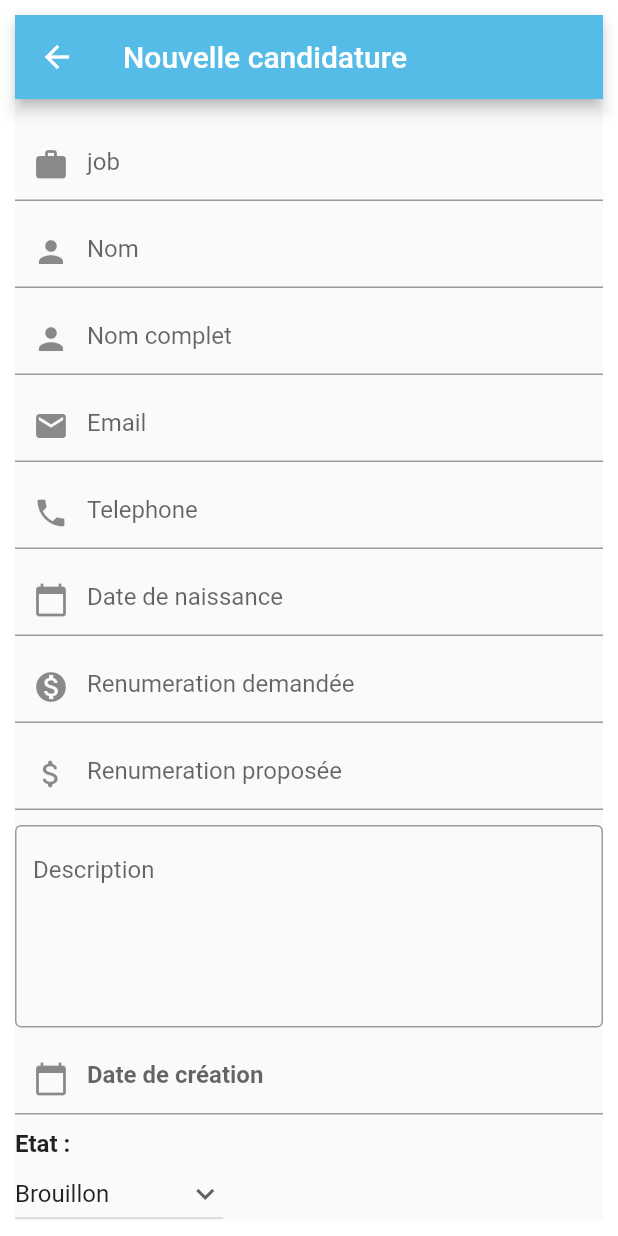
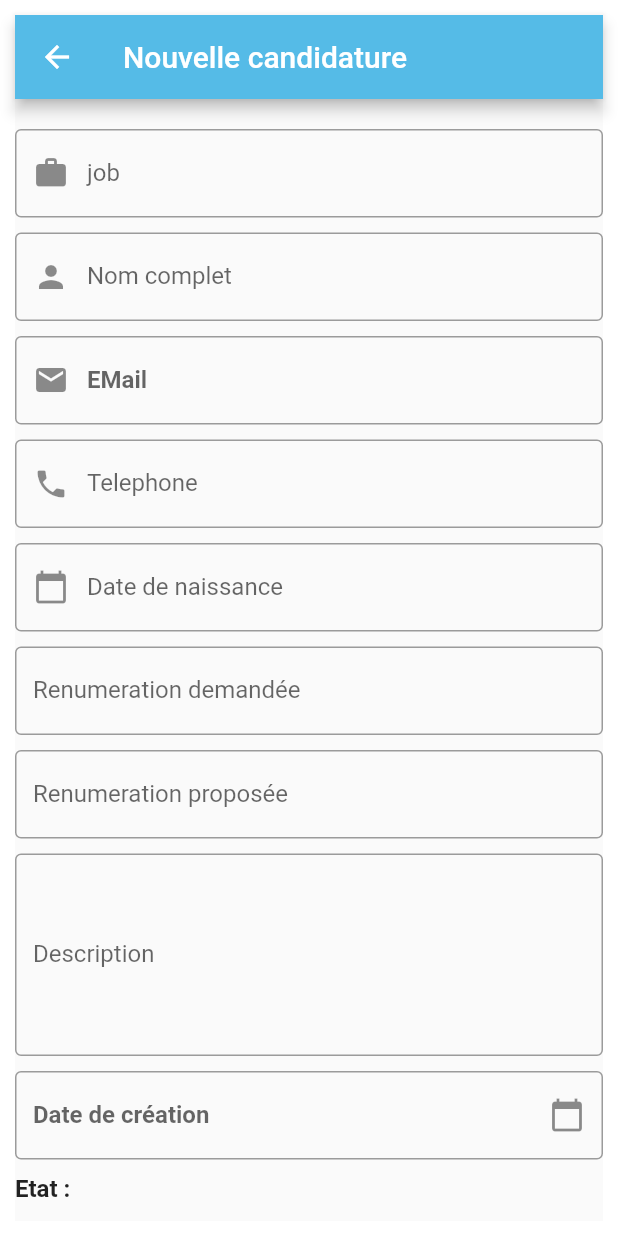
Before and after one commit to DabaSD/Projet_Flutter, a Flutter app: the MyCandidature screen opened directly, on a phone screen of 412 x 824 dp. Run offline on Flutter 3.47's test engine with Material 2 defaults, Android fonts, the light colour scheme and no system bars; our stand-ins replace flutter_slidable; missing offline and left inert: flutter_session_manager.

Commit message:
Add files via upload

```diff
--- a/lib/NouvelleCandidature.dart
+++ b/lib/NouvelleCandidature.dart
@@ -1,5 +1,5 @@
 import 'package:flutter/material.dart';
-import 'package:projet_flutter/liste.dart';
+import 'package:projet_flutter/Testfatima.dart';
 
 void main() {
   runApp(const MyCandidature(
@@ -26,7 +26,8 @@
     'Refusé',
     'Annulé'
   ];
-
+  final _formKey = GlobalKey<FormState>();
+  late String _email;
   @override
   Widget build(BuildContext context) {
     return Container(
@@ -40,76 +41,77 @@
           crossAxisAlignment: CrossAxisAlignment.start,
           children: [
             const SizedBox(height: 20),
-             const TextField(
+            const TextField(
               decoration: InputDecoration(
                   prefixIcon: Icon(Icons.work),
-                  hintText: 'job',
-                  border: UnderlineInputBorder()),
+                  labelText: 'job',
+                  hintText: 'indiquer votre job',
+                  border: OutlineInputBorder()),
             ),
             const SizedBox(height: 10),
-             const TextField(
+            const TextField(
               decoration: InputDecoration(
                   prefixIcon: Icon(Icons.person),
-                 hintText: 'Nom',
-                  border: UnderlineInputBorder()),
-            ),
-
-            const SizedBox(height: 10),
-              const TextField(
-              decoration: InputDecoration(
-                  prefixIcon: Icon(Icons.person),
-                  hintText: 'Nom complet',
-                  border: UnderlineInputBorder()),
+                  labelText: 'Nom complet',
+                  hintText: 'entrer votre nom ',
+                  border: OutlineInputBorder()),
             ),
             const SizedBox(height: 10),
-             const TextField(
+            const TextField(
               decoration: InputDecoration(
                   prefixIcon: Icon(Icons.email),
-                  hintText: 'Email',
-                  border: UnderlineInputBorder()),
+                  labelText: 'EMail',
+                  labelStyle: TextStyle(fontWeight: FontWeight.bold),
+                  hintText: 'indiquer votre Email',
+                  border: OutlineInputBorder()),
             ),
             const SizedBox(height: 10),
-             const TextField(
+            const TextField(
               decoration: InputDecoration(
                   prefixIcon: Icon(Icons.phone),
-                  hintText: 'Telephone',
-                  border: UnderlineInputBorder()),
+                  labelText: 'Telephone',
+                  hintText: 'indiquer votre numero Telephone',
+                  border: OutlineInputBorder()),
             ),
             const SizedBox(height: 10),
             const TextField(
               decoration: InputDecoration(
                   prefixIcon: Icon(Icons.calendar_today),
-                  hintText: 'Date de naissance',
-                  border: UnderlineInputBorder()),
+                  labelText: 'Date de naissance',
+                  hintText: 'indiquer votre date de naissance',
+                  border: OutlineInputBorder()),
             ),
             const SizedBox(height: 10),
             const TextField(
               decoration: InputDecoration(
-                  prefixIcon: Icon(Icons.monetization_on),
-                  hintText: 'Renumeration demandée',
-                  border: UnderlineInputBorder()),
+                  // prefixIcon: Icon(Icons.monetization_on),
+                  labelText: 'Renumeration demandée',
+                  // hintText: 'indiquer votre date de naissance',
+                  border: OutlineInputBorder()),
             ),
             const SizedBox(height: 10),
             const TextField(
               decoration: InputDecoration(
-                  prefixIcon: Icon(Icons.attach_money_rounded),
-                  hintText: 'Renumeration proposée',
-                  border: UnderlineInputBorder()),
+                  // prefixIcon: Icon(Icons.attach_money_rounded),
+                  labelText: 'Renumeration proposée',
+                  // hintText: 'indiquer votre date de naissance',
+                  border: OutlineInputBorder()),
             ),
-
             const SizedBox(height: 10),
             const TextField(
                 maxLines: 5,
                 decoration: InputDecoration(
-                    hintText: 'Description',
+                    labelText: 'Description',
+                    //hintText: 'ajouter une description',
                     border: OutlineInputBorder())),
             const SizedBox(height: 10),
             const TextField(
                 decoration: InputDecoration(
-                    prefixIcon: Icon(Icons.calendar_today),
-                    hintStyle: TextStyle(fontWeight: FontWeight.bold),
-                    hintText: 'Date de création',
-                    border: UnderlineInputBorder())),
+                    suffixIcon: Icon(Icons.calendar_today),
+                    labelStyle: TextStyle(fontWeight: FontWeight.bold),
+                    labelText: 'Date de création',
+                    hintText: 'indiquer la date de creation',
+                    border: OutlineInputBorder())),
             const SizedBox(height: 10),
             const Text("Etat :",
                 style: TextStyle(fontWeight: FontWeight.bold, fontSize: 16)),
@@ -133,12 +135,7 @@
                       padding: MaterialStatePropertyAll(EdgeInsets.all(20)),
                       backgroundColor: MaterialStatePropertyAll(
                           Color.fromARGB(255, 98, 168, 226))),
-                  onPressed: () {
-                  Navigator.push(
-                  context,
-                  MaterialPageRoute(builder: (context) => const MyLinks()),
-            );
-                  },
+                  onPressed: () {},
                   child: const Text('Annuler'),
                 ),
                 ElevatedButton(
@@ -147,12 +144,41 @@
                       backgroundColor: MaterialStatePropertyAll(
                           Color.fromARGB(255, 98, 168, 226))),
                   onPressed: () {
-
+                    Navigator.push(
+                        context,
+                        MaterialPageRoute(
+                            builder: (context) => const Mytestf()));
                   },
                   child: const Text('Creer'),
                 ),
               ],
             )
+
+            /* Container(
+              padding:
+                  const EdgeInsets.symmetric(vertical: 50.0, horizontal: 30.0),
+              child: ElevatedButton(
+                style: const ButtonStyle(
+                    padding: MaterialStatePropertyAll(EdgeInsets.all(20)),
+                    backgroundColor: MaterialStatePropertyAll(
+                        Color.fromARGB(255, 98, 168, 226))),
+                onPressed: () {},
+                child:
+                const Text("Creer"),
+
+              ),
+            ),
+            Container(
+              child: ElevatedButton(
+                style: const ButtonStyle(
+                    padding: MaterialStatePropertyAll(EdgeInsets.all(20)),
+                    backgroundColor: MaterialStatePropertyAll(
+                        Color.fromARGB(255, 98, 168, 226))),
+                onPressed: () {},
+                child: const Text("Annuler"),
+              ),
+            ),
+            */
           ],
         )),
       ),
```
